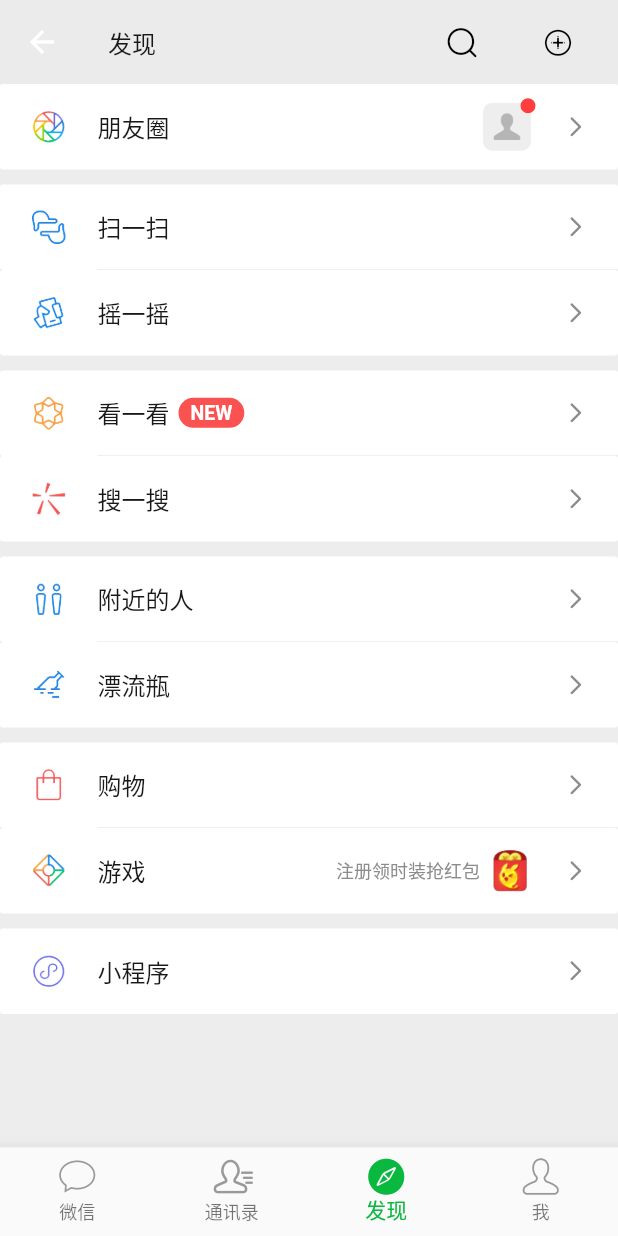
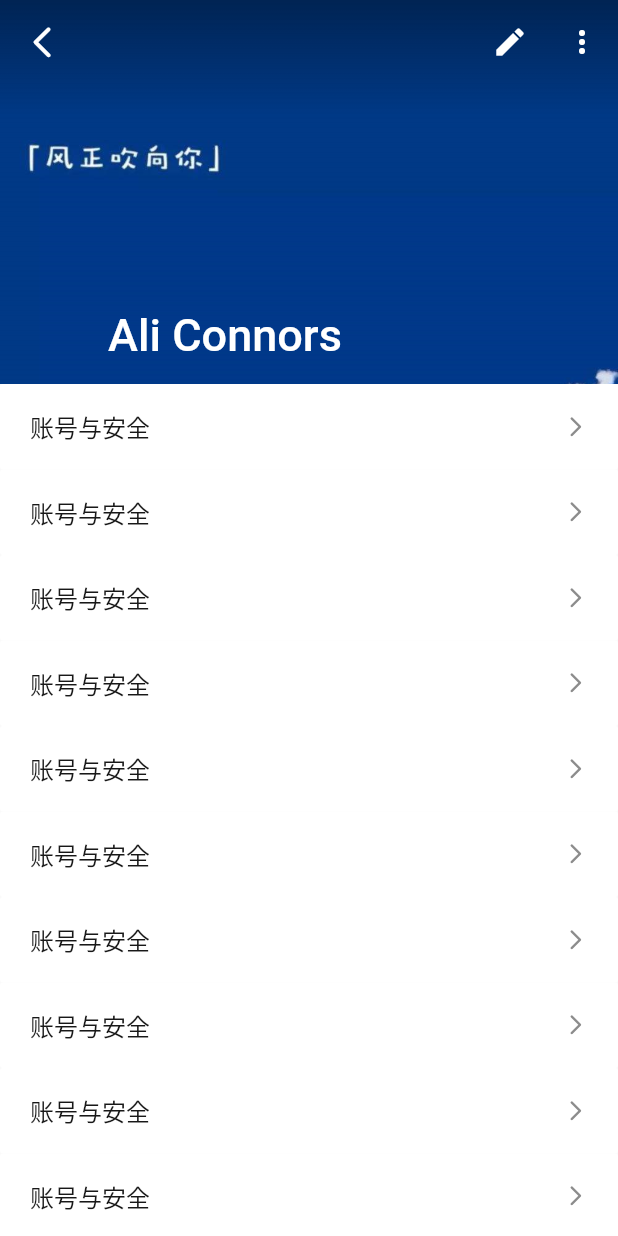
Before and after one commit to chromon/lophornis, a Flutter app: the HomePage screen opened by its route, item 3 of the bottom bar chosen, after a tap on "朋友圈", on a phone screen of 412 x 824 dp. Run offline on Flutter 3.47's test engine with Material 2 defaults, Android fonts, the phone set to English and light mode, and no system bars.

Commit message:
style: add sliverappbar in moments page.

```diff
--- a/lib/constants/app_routes.dart
+++ b/lib/constants/app_routes.dart
@@ -26,4 +26,6 @@ class Routes {
   static const SetNickname = '/set_nickname';
   // 好友信息页
   static const FriendInfo = '/friend_info';
+  // 朋友圈
+  static const Moments = '/moments';
 }
--- a/lib/main.dart
+++ b/lib/main.dart
@@ -5,6 +5,7 @@ import 'package:lophornis/pages/contact/friend_info.dart';
 import 'package:lophornis/pages/contact/new_friends_page.dart';
 import 'package:lophornis/pages/contact/add_friends_page.dart';
 import 'package:lophornis/pages/me/set_nickname.dart';
+import 'package:lophornis/pages/moments/moments_page.dart';
 import 'package:lophornis/pages/welcome/login_page.dart';
 import 'package:lophornis/pages/welcome/sign_up.dart';
 import 'package:lophornis/pages/welcome/other_login_page.dart';
@@ -41,5 +42,6 @@ void main() => runApp(MaterialApp(
     Routes.Subscriptions: (context) => SubscriptionAccountsPage(),
     Routes.SetNickname: (context) => SetNicknamePage(),
     Routes.FriendInfo: (context) => FriendInfo(),
+    Routes.Moments: (context) => MomentsPage(),
   },
 ));
--- a/lib/pages/home/discover_page.dart
+++ b/lib/pages/home/discover_page.dart
@@ -1,6 +1,7 @@
 import 'package:flutter/material.dart';
 
 import 'package:lophornis/constants/app_colors.dart';
+import 'package:lophornis/constants/app_routes.dart';
 import "package:lophornis/widget/function_item_widget.dart";
 
 class DiscoverPage extends StatefulWidget {
@@ -34,7 +35,10 @@ class _DiscoverPageState extends State<DiscoverPage> {
                   SizedBox(width: 12.0,),
                 ],
               ),
-              onPressed: () {print('点击了朋友圈');},
+              onPressed: () {
+                print('点击了朋友圈');
+                Navigator.pushNamed(context, Routes.Moments);
+              },
             ),
             SizedBox(height: SEPARATE_SIZE),
             FunctionItemWidget(
--- /dev/null
+++ b/lib/pages/moments/moments_page.dart
@@ -0,0 +1,188 @@
+import 'package:flutter/material.dart';
+
+import 'package:lophornis/constants/app_constants.dart';
+import 'package:lophornis/widget/function_item_widget.dart';
+
+class MomentsPage extends StatefulWidget {
+  @override
+  _MomentsPageState createState() => _MomentsPageState();
+}
+
+enum AppBarBehavior { normal, pinned, floating, snapping }
+
+class _MomentsPageState extends State<MomentsPage> {
+
+  final double _appBarHeight = 256.0;
+  AppBarBehavior _appBarBehavior = AppBarBehavior.pinned;
+
+  @override
+  Widget build(BuildContext context) {
+    return Scaffold(
+      body: CustomScrollView(
+        //没有铺满也可以滑动
+        physics: AlwaysScrollableScrollPhysics(),
+        slivers: <Widget>[
+          SliverAppBar(
+            leading: IconButton(
+              icon: Icon(
+                IconData(
+                  0xe64c,
+                  fontFamily: AppConstants.IconFontFamily,
+                ),
+                size: AppConstants.ActionIconSize + 4.0,
+                color: Colors.white,
+              ),
+              onPressed: () {
+                Navigator.pop(context);
+              },
+            ),
+            expandedHeight: _appBarHeight,
+            pinned: _appBarBehavior == AppBarBehavior.pinned,
+            floating: _appBarBehavior == AppBarBehavior.floating || _appBarBehavior == AppBarBehavior.snapping,
+            snap: _appBarBehavior == AppBarBehavior.snapping,
+            actions: <Widget>[
+              IconButton(
+                icon: const Icon(Icons.create),
+                tooltip: 'Edit',
+                onPressed: () {},
+              ),
+              PopupMenuButton<AppBarBehavior>(
+                onSelected: (AppBarBehavior value) {
+                  setState(() {
+                    _appBarBehavior = value;
+                  });
+                },
+                itemBuilder: (BuildContext context) => <PopupMenuItem<AppBarBehavior>>[
+                  const PopupMenuItem<AppBarBehavior>(
+                    value: AppBarBehavior.normal,
+                    child: Text('App bar scrolls away'),
+                  ),
+                  const PopupMenuItem<AppBarBehavior>(
+                    value: AppBarBehavior.pinned,
+                    child: Text('App bar stays put'),
+                  ),
+                  const PopupMenuItem<AppBarBehavior>(
+                    value: AppBarBehavior.floating,
+                    child: Text('App bar floats'),
+                  ),
+                  const PopupMenuItem<AppBarBehavior>(
+                    value: AppBarBehavior.snapping,
+                    child: Text('App bar snaps'),
+                  ),
+                ],
+              ),
+            ],
+            flexibleSpace: FlexibleSpaceBar(
+              title: const Text('Ali Connors'),
+              background: Stack(
+                fit: StackFit.expand,
+                children: <Widget>[
+                  Image.asset(
+                    'assets/images/moments_bg.png',
+                    fit: BoxFit.cover,
+                    height: _appBarHeight,
+                  ),
+                  // This gradient ensures that the toolbar icons are distinct
+                  // against the background image.
+                  const DecoratedBox(
+                    decoration: BoxDecoration(
+                      gradient: LinearGradient(
+                        begin: Alignment(0.0, -1.0),
+                        end: Alignment(0.0, -0.4),
+                        colors: <Color>[Color(0x60000000), Color(0x00000000)],
+                      ),
+                    ),
+                  ),
+                ],
+              ),
+            ),
+          ),
+          SliverList(
+            delegate: SliverChildListDelegate(
+              <Widget>[
+                FunctionItemWidget(
+                  iconPath: '',
+                  showAvatar: false,
+                  title: '账号与安全',
+                  onPressed: () {print('点击了账号与安全');},
+                ),
+                FunctionItemWidget(
+                  iconPath: '',
+                  showAvatar: false,
+                  title: '账号与安全',
+                  onPressed: () {print('点击了账号与安全');},
+                ),
+                FunctionItemWidget(
+                  iconPath: '',
+                  showAvatar: false,
+                  title: '账号与安全',
+                  onPressed: () {print('点击了账号与安全');},
+                ),
+                FunctionItemWidget(
+                  iconPath: '',
+                  showAvatar: false,
+                  title: '账号与安全',
+                  onPressed: () {print('点击了账号与安全');},
+                ),
+                FunctionItemWidget(
+                  iconPath: '',
+                  showAvatar: false,
+                  title: '账号与安全',
+                  onPressed: () {print('点击了账号与安全');},
+                ),
+                FunctionItemWidget(
+                  iconPath: '',
+                  showAvatar: false,
+                  title: '账号与安全',
+                  onPressed: () {print('点击了账号与安全');},
+                ),
+                FunctionItemWidget(
+                  iconPath: '',
+                  showAvatar: false,
+                  title: '账号与安全',
+                  onPressed: () {print('点击了账号与安全');},
+                ),
+                FunctionItemWidget(
+                  iconPath: '',
+                  showAvatar: false,
+                  title: '账号与安全',
+                  onPressed: () {print('点击了账号与安全');},
+                ),
+                FunctionItemWidget(
+                  iconPath: '',
+                  showAvatar: false,
+                  title: '账号与安全',
+                  onPressed: () {print('点击了账号与安全');},
+                ),
+                FunctionItemWidget(
+                  iconPath: '',
+                  showAvatar: false,
+                  title: '账号与安全',
+                  onPressed: () {print('点击了账号与安全');},
+                ),
+                FunctionItemWidget(
+                  iconPath: '',
+                  showAvatar: false,
+                  title: '账号与安全',
+                  onPressed: () {print('点击了账号与安全');},
+                ),
+                FunctionItemWidget(
+                  iconPath: '',
+                  showAvatar: false,
+                  title: '账号与安全',
+                  onPressed: () {print('点击了账号与安全');},
+                ),
+                FunctionItemWidget(
+                  iconPath: '',
+                  showAvatar: false,
+                  title: '账号与安全',
+                  onPressed: () {print('点击了账号与安全');},
+                ),
+              ]
+            ),
+          ),
+        ],
+      ),
+    );
+  }
+}
--- a/pubspec.yaml
+++ b/pubspec.yaml
@@ -107,6 +107,7 @@ flutter:
     - assets/images/ic_enterprise.png
     - assets/images/ic_service_info.png
     - assets/images/ic_social_circle_img.png
+    - assets/images/moments_bg.png
 
   fonts:
     - family: appIconFont
```
Also changed, not shown: lib/pages/moments/test.dart (added, +343 -0 lines), assets/images/moments_bg.png (added).
